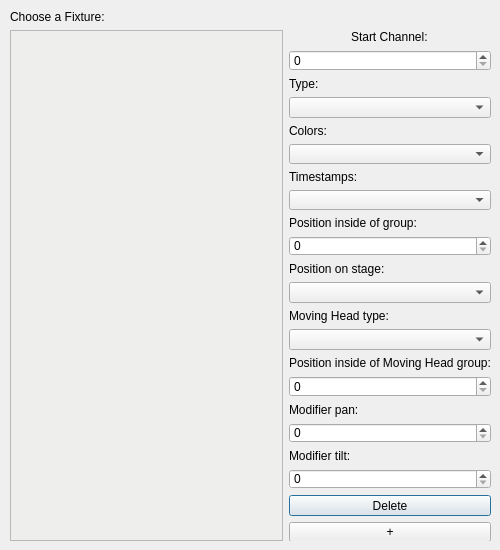
Above: src/ui/fixturechoosingdialog.ui from Lenium37/SigLight before the change. Below: the same form after it.
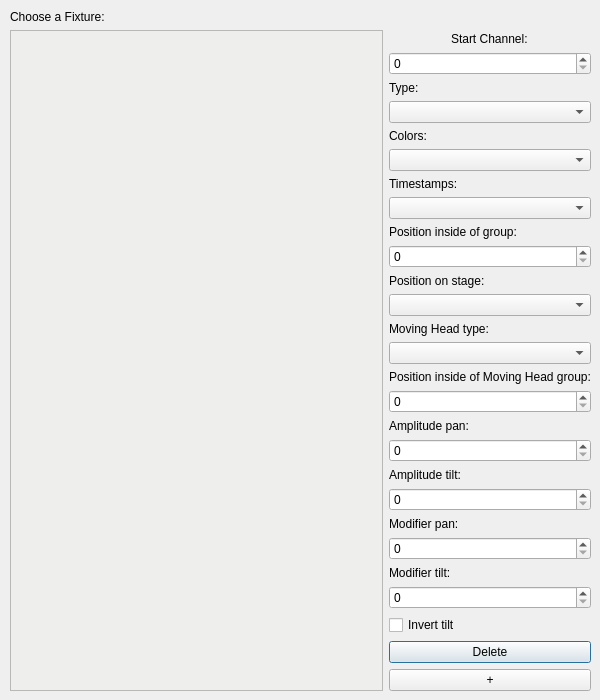
That is the form after the change.

Commit message: added invert tilt, amplitude pan and amplitude tilt to GUI and GUI logic

The edit to the form file:
```diff
--- a/src/ui/fixturechoosingdialog.ui
+++ b/src/ui/fixturechoosingdialog.ui
@@ -6,8 +6,8 @@
    <rect>
     <x>0</x>
     <y>0</y>
-    <width>500</width>
-    <height>550</height>
+    <width>600</width>
+    <height>700</height>
    </rect>
   </property>
   <property name="windowTitle">
@@ -18,8 +18,8 @@
     <rect>
      <x>10</x>
      <y>10</y>
-     <width>481</width>
-     <height>531</height>
+     <width>581</width>
+     <height>681</height>
     </rect>
    </property>
    <layout class="QGridLayout" name="gridLayout">
@@ -252,6 +252,56 @@
       <item>
        <widget class="QSpinBox" name="sB_position_inside_mh_group"/>
       </item>
+      <item alignment="Qt::AlignBottom">
+       <widget class="QLabel" name="l_amplitude_pan">
+        <property name="sizePolicy">
+         <sizepolicy hsizetype="Preferred" vsizetype="Preferred">
+          <horstretch>0</horstretch>
+          <verstretch>0</verstretch>
+         </sizepolicy>
+        </property>
+        <property name="layoutDirection">
+         <enum>Qt::LeftToRight</enum>
+        </property>
+        <property name="autoFillBackground">
+         <bool>false</bool>
+        </property>
+        <property name="styleSheet">
+         <string notr="true"/>
+        </property>
+        <property name="text">
+         <string>Amplitude pan:</string>
+        </property>
+       </widget>
+      </item>
+      <item>
+       <widget class="QSpinBox" name="sB_amplitude_pan"/>
+      </item>
+      <item alignment="Qt::AlignBottom">
+       <widget class="QLabel" name="l_amplitude_tilt">
+        <property name="sizePolicy">
+         <sizepolicy hsizetype="Preferred" vsizetype="Preferred">
+          <horstretch>0</horstretch>
+          <verstretch>0</verstretch>
+         </sizepolicy>
+        </property>
+        <property name="layoutDirection">
+         <enum>Qt::LeftToRight</enum>
+        </property>
+        <property name="autoFillBackground">
+         <bool>false</bool>
+        </property>
+        <property name="styleSheet">
+         <string notr="true"/>
+        </property>
+        <property name="text">
+         <string>Amplitude tilt:</string>
+        </property>
+       </widget>
+      </item>
+      <item>
+       <widget class="QSpinBox" name="sB_amplitude_tilt"/>
+      </item>
       <item alignment="Qt::AlignBottom">
        <widget class="QLabel" name="l_modifier_pan">
         <property name="sizePolicy">
@@ -302,6 +352,13 @@
       <item>
        <widget class="QSpinBox" name="sB_modifier_tilt"/>
       </item>
+      <item>
+       <widget class="QCheckBox" name="chB_invert_tilt">
+        <property name="text">
+         <string>Invert tilt</string>
+        </property>
+       </widget>
+      </item>
       <item>
        <widget class="QPushButton" name="pB_delete_fixture">
         <property name="text">
```
The commit also changes 14 other files.
